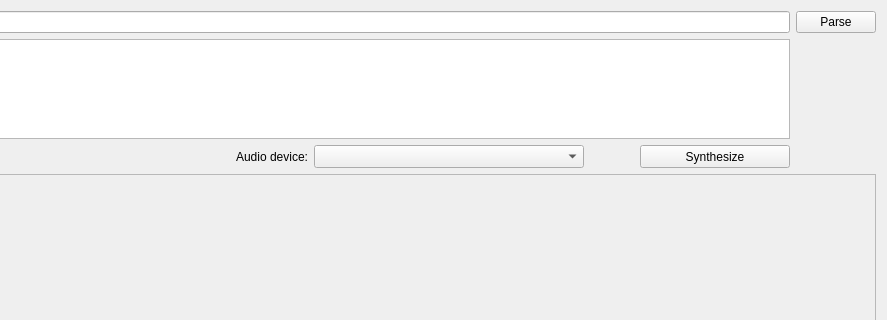
mym-br/gama_tts_editor, file ui/SynthesisWindow.ui: the form before one commit; both pictures show x 313 to 1200 and y 0 to 320 of the 1200 by 800 pixel window.
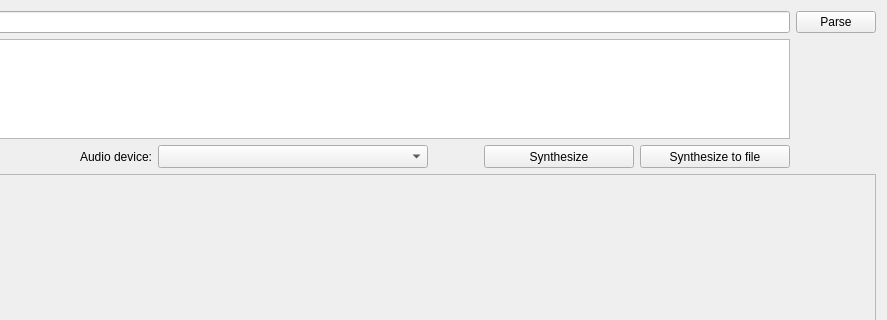
The form after the commit. Custom widgets are drawn as their Qt base class.

Commit message: Use separate "Synthesize" and "Synthesize to file" buttons. Don't use sndfile.

What changed in the file:
```diff
--- a/ui/SynthesisWindow.ui
+++ b/ui/SynthesisWindow.ui
@@ -189,6 +189,25 @@
            </property>
           </widget>
          </item>
+         <item>
+          <widget class="QPushButton" name="synthesizeToFileButton">
+           <property name="sizePolicy">
+            <sizepolicy hsizetype="Minimum" vsizetype="Minimum">
+             <horstretch>0</horstretch>
+             <verstretch>0</verstretch>
+            </sizepolicy>
+           </property>
+           <property name="minimumSize">
+            <size>
+             <width>150</width>
+             <height>0</height>
+            </size>
+           </property>
+           <property name="text">
+            <string>Synthesize to file</string>
+           </property>
+          </widget>
+         </item>
         </layout>
        </widget>
       </item>
```
Left out of the diff: 6 changed lines with no effect on the pictures. The commit also changes 11 other files.
